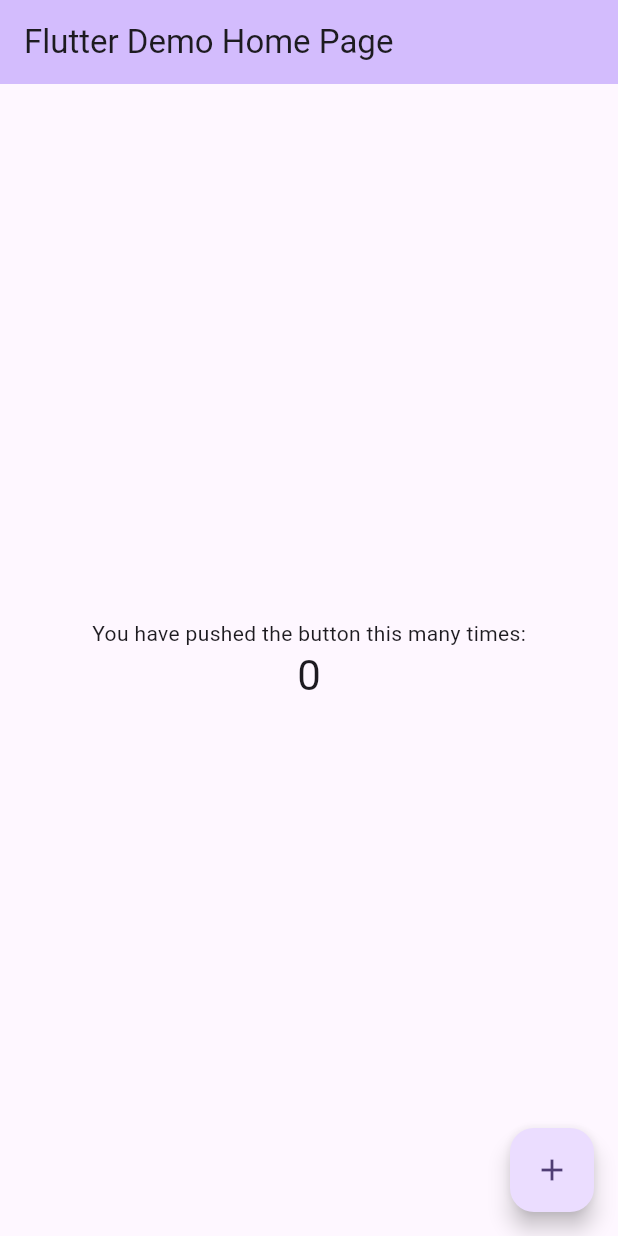
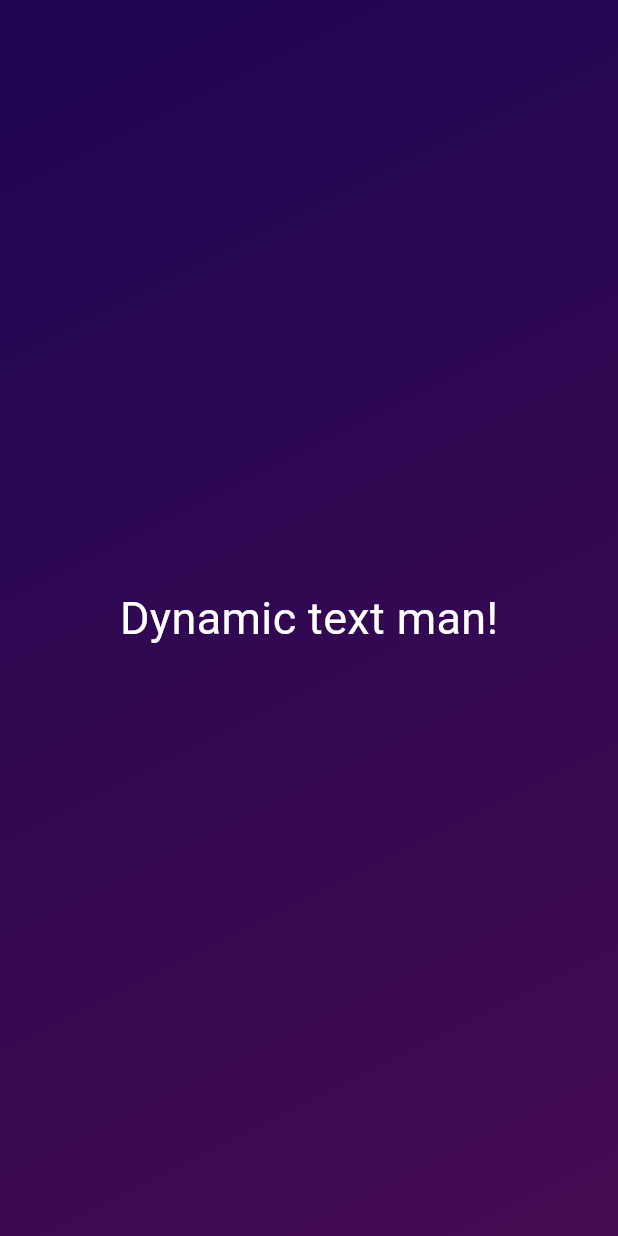
Before and after one commit to SheeloveDol/new_basics_flutter, a Flutter app: the screen it shows after launch, on a phone screen of 412 x 824 dp. Run offline on Flutter 3.47's test engine with Material 3 defaults, Android fonts, the phone set to English and light mode, and no system bars.

Commit message:
Created gradient_container and styled_text widgets and made StyledText widget dynamic

```diff
--- /dev/null
+++ b/lib/gradient_container.dart
@@ -0,0 +1,31 @@
+import 'package:flutter/material.dart';
+import 'styled_text.dart';
+
+// Storing alignment values in a variable
+const startAlignment = Alignment.topLeft;
+const endAligment = Alignment.bottomRight;
+
+// Created a custom widget and used it in the main.dart file
+// Also created a custom widget and used it in this GradientContainer widget
+class GradientContainer extends StatelessWidget {
+  const GradientContainer({super.key});
+
+  @override
+  Widget build(BuildContext context) {
+    return Container(
+      decoration: const BoxDecoration(
+        gradient: LinearGradient(
+          colors: [
+            Color.fromARGB(254, 29, 4, 82),
+            Color.fromARGB(254, 68, 10, 80),
+          ],
+          begin: startAlignment,
+          end: endAligment,
+        ),
+      ),
+      child: const Center(
+        child: StyledText(text: 'Dynamic text man!'),
+      ),
+    );
+  }
+}
--- a/lib/main.dart
+++ b/lib/main.dart
@@ -1,125 +1,12 @@
 import 'package:flutter/material.dart';
+import 'package:basics/gradient_container.dart';
 
 void main() {
-  runApp(const MyApp());
+  runApp(
+    const MaterialApp(
+      home: Scaffold(
+        body: GradientContainer(),
+      ),
+    ),
+  );
 }
-
-class MyApp extends StatelessWidget {
-  const MyApp({super.key});
-
-  // This widget is the root of your application.
-  @override
-  Widget build(BuildContext context) {
-    return MaterialApp(
-      title: 'Flutter Demo',
-      theme: ThemeData(
-        // This is the theme of your application.
-        //
-        // TRY THIS: Try running your application with "flutter run". You'll see
-        // the application has a purple toolbar. Then, without quitting the app,
-        // try changing the seedColor in the colorScheme below to Colors.green
-        // and then invoke "hot reload" (save your changes or press the "hot
-        // reload" button in a Flutter-supported IDE, or press "r" if you used
-        // the command line to start the app).
-        //
-        // Notice that the counter didn't reset back to zero; the application
-        // state is not lost during the reload. To reset the state, use hot
-        // restart instead.
-        //
-        // This works for code too, not just values: Most code changes can be
-        // tested with just a hot reload.
-        colorScheme: ColorScheme.fromSeed(seedColor: Colors.deepPurple),
-        useMaterial3: true,
-      ),
-      home: const MyHomePage(title: 'Flutter Demo Home Page'),
-    );
-  }
-}
-
-class MyHomePage extends StatefulWidget {
-  const MyHomePage({super.key, required this.title});
-
-  // This widget is the home page of your application. It is stateful, meaning
-  // that it has a State object (defined below) that contains fields that affect
-  // how it looks.
-
-  // This class is the configuration for the state. It holds the values (in this
-  // case the title) provided by the parent (in this case the App widget) and
-  // used by the build method of the State. Fields in a Widget subclass are
-  // always marked "final".
-
-  final String title;
-
-  @override
-  State<MyHomePage> createState() => _MyHomePageState();
-}
-
-class _MyHomePageState extends State<MyHomePage> {
-  int _counter = 0;
-
-  void _incrementCounter() {
-    setState(() {
-      // This call to setState tells the Flutter framework that something has
-      // changed in this State, which causes it to rerun the build method below
-      // so that the display can reflect the updated values. If we changed
-      // _counter without calling setState(), then the build method would not be
-      // called again, and so nothing would appear to happen.
-      _counter++;
-    });
-  }
-
-  @override
-  Widget build(BuildContext context) {
-    // This method is rerun every time setState is called, for instance as done
-    // by the _incrementCounter method above.
-    //
-    // The Flutter framework has been optimized to make rerunning build methods
-    // fast, so that you can just rebuild anything that needs updating rather
-    // than having to individually change instances of widgets.
-    return Scaffold(
-      appBar: AppBar(
-        // TRY THIS: Try changing the color here to a specific color (to
-        // Colors.amber, perhaps?) and trigger a hot reload to see the AppBar
-        // change color while the other colors stay the same.
-        backgroundColor: Theme.of(context).colorScheme.inversePrimary,
-        // Here we take the value from the MyHomePage object that was created by
-        // the App.build method, and use it to set our appbar title.
-        title: Text(widget.title),
-      ),
-      body: Center(
-        // Center is a layout widget. It takes a single child and positions it
-        // in the middle of the parent.
-        child: Column(
-          // Column is also a layout widget. It takes a list of children and
-          // arranges them vertically. By default, it sizes itself to fit its
-          // children horizontally, and tries to be as tall as its parent.
-          //
-          // Column has various properties to control how it sizes itself and
-          // how it positions its children. Here we use mainAxisAlignment to
-          // center the children vertically; the main axis here is the vertical
-          // axis because Columns are vertical (the cross axis would be
-          // horizontal).
-          //
-          // TRY THIS: Invoke "debug painting" (choose the "Toggle Debug Paint"
-          // action in the IDE, or press "p" in the console), to see the
-          // wireframe for each widget.
-          mainAxisAlignment: MainAxisAlignment.center,
-          children: <Widget>[
-            const Text(
-              'You have pushed the button this many times:',
-            ),
-            Text(
-              '$_counter',
-              style: Theme.of(context).textTheme.headlineMedium,
-            ),
-          ],
-        ),
-      ),
-      floatingActionButton: FloatingActionButton(
-        onPressed: _incrementCounter,
-        tooltip: 'Increment',
-        child: const Icon(Icons.add),
-      ), // This trailing comma makes auto-formatting nicer for build methods.
-    );
-  }
-}
--- /dev/null
+++ b/lib/styled_text.dart
@@ -0,0 +1,19 @@
+import 'package:flutter/material.dart';
+
+// Created a custom widget and used it in the gradient_container.dart file
+class StyledText extends StatelessWidget {
+  const StyledText({required this.text, super.key});
+
+  final String text;
+
+  @override
+  Widget build(BuildContext context) {
+    return Text(
+      text,
+      style: const TextStyle(
+        color: Colors.white,
+        fontSize: 30.0,
+      ),
+    );
+  }
+}
```
Also changed, not shown: 1 other file.
